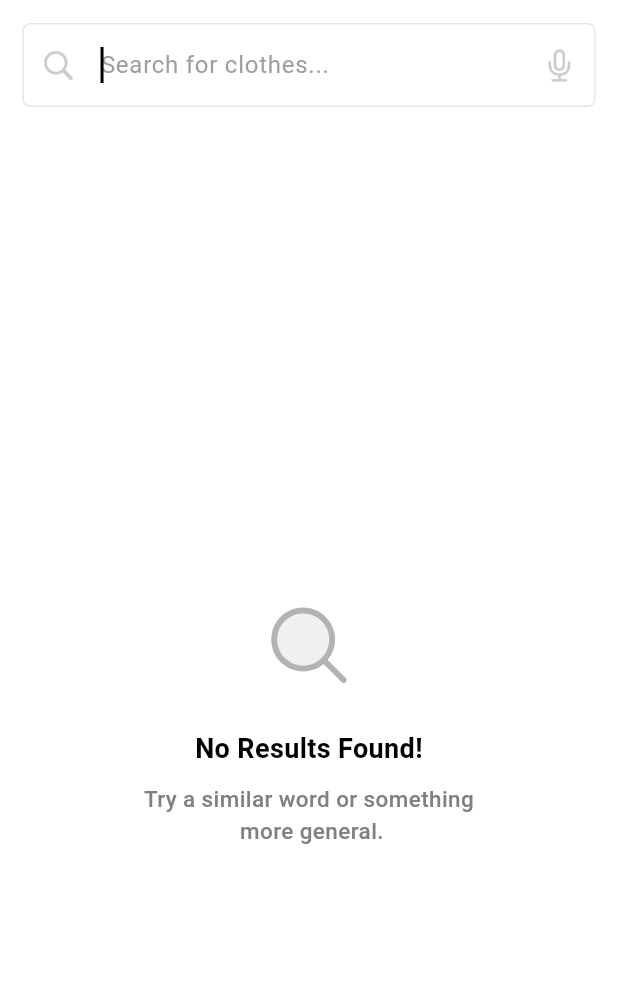
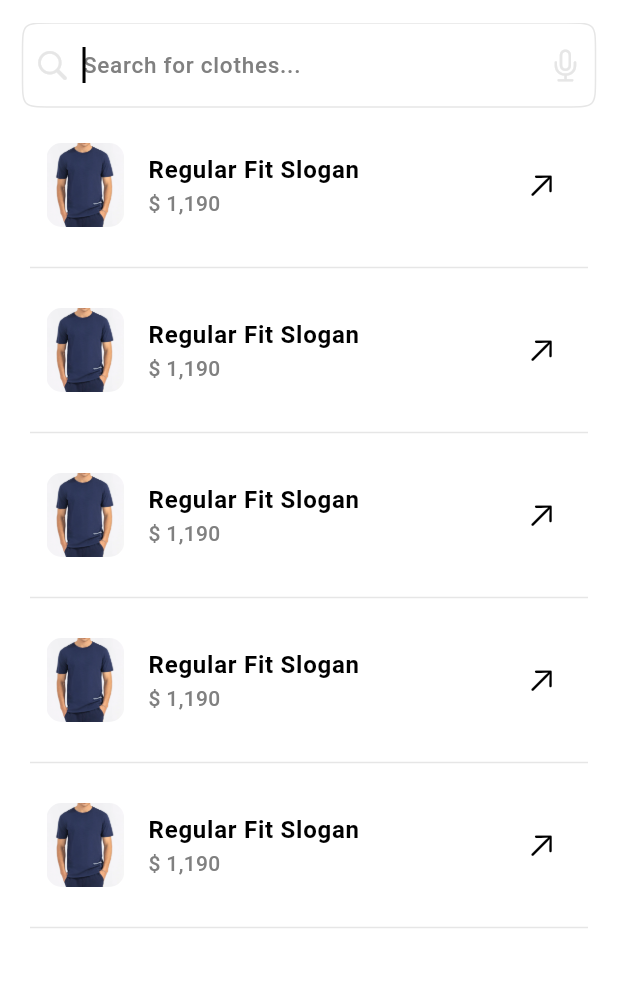
Before and after one commit to Selim513/e_commerce_fitmode, a Flutter app: the SearchView screen opened by its route, on a phone screen of 412 x 824 dp, the part 61-1048 px from its top. Run offline on Flutter 3.47's test engine with Material 3 defaults, Android fonts, the phone set to English and light mode, and no system bars; our stand-ins replace buttons_tabbar, flutter_bloc, flutter_svg, gap, go_router, google_fonts and 2 more; accounts and stored records are empty.

Commit message:
create search result listview

```diff
--- a/lib/core/utils/app_colors.dart
+++ b/lib/core/utils/app_colors.dart
@@ -2,5 +2,5 @@ import 'package:flutter/material.dart';
 
 abstract class AppColors {
   static Color color = const Color(0xff1A1A1A);
-  static Color greycolor = const Color(0xffCCCCCC);
+  static Color greycolor = const Color(0xffE6E6E6);
 }
--- /dev/null
+++ b/lib/core/widgets/custom_divider.dart
@@ -0,0 +1,19 @@
+
+import 'package:flutter/material.dart';
+
+import '../utils/app_colors.dart';
+
+class CustomDivider extends StatelessWidget {
+  const CustomDivider({
+    super.key,
+  });
+
+  @override
+  Widget build(BuildContext context) {
+    return Divider(
+      color: AppColors.greycolor,
+      indent: 5,
+      endIndent: 5,
+    );
+  }
+}
--- a/lib/features/auth/presentation/views/widgets/Auth_form_section.dart
+++ b/lib/features/auth/presentation/views/widgets/Auth_form_section.dart
@@ -56,7 +56,6 @@ class _AuthFormState extends State<AuthForm> {
                         ),
                         const Gap(5),
                         CustomTextFormField(
-
                           fieldType: typeFieldName,
                           validator: (value) {
                             if (value!.isEmpty) {
@@ -82,7 +81,6 @@ class _AuthFormState extends State<AuthForm> {
               ),
               const Gap(5),
               CustomTextFormField(
-
                 fieldType: typeFieldEmail,
                 dynamicSuffixIcon: true,
                 validator: (value) {
@@ -148,7 +146,7 @@ class _AuthFormState extends State<AuthForm> {
               style: AppFontStyle.buttonTextStyle,
             )),
         const Gap(10),
-        const CustomDivider(),
+        const CustomOrDivider(),
         const Gap(10),
         CustomGoogleRegistrationButton(
           registrationType: widget.authSignUp ? 'Sign Up' : 'Login',
--- a/lib/features/auth/presentation/views/widgets/custom_or_section.dart
+++ b/lib/features/auth/presentation/views/widgets/custom_or_section.dart
@@ -1,8 +1,8 @@
 import 'package:e_commerce_fitmode/core/utils/app_fonts.dart';
 import 'package:flutter/material.dart';
 
-class CustomDivider extends StatelessWidget {
-  const CustomDivider({
+class CustomOrDivider extends StatelessWidget {
+  const CustomOrDivider({
     super.key,
   });
 
--- a/lib/features/home/presentation/views/search_view.dart
+++ b/lib/features/home/presentation/views/search_view.dart
@@ -1,57 +1,26 @@
-import 'package:e_commerce_fitmode/features/home/presentation/views/widgets/custom_no_notification_body.dart';
 import 'package:e_commerce_fitmode/features/home/presentation/views/widgets/custom_primary_appbar.dart';
-import 'package:e_commerce_fitmode/features/home/presentation/views/widgets/custom_search_textfield.dart';
 import 'package:flutter/material.dart';
+import 'package:gap/gap.dart';
 
-class SearchView extends StatefulWidget {
+import 'widgets/cusotm_search_bar.dart';
+import 'widgets/cusotm_search_result_listview.dart';
+
+class SearchView extends StatelessWidget {
   const SearchView({super.key});
 
   @override
-  State<SearchView> createState() => _SearchViewState();
-}
-
-class _SearchViewState extends State<SearchView> {
-  final FocusNode foucsNode = FocusNode();
-  @override
-  void initState() {
-    super.initState();
-    WidgetsBinding.instance.addPostFrameCallback((_) {
-      foucsNode.requestFocus();
-    });
-  }
-
-  @override
-  void dispose() {
-    super.dispose();
-    foucsNode.dispose();
-  }
-
-  @override
   Widget build(BuildContext context) {
-    return Scaffold(
-      appBar: const CustomPrimariyAppBar(appBarTitle: 'Search'),
+    return const Scaffold(
+      appBar: CustomPrimariyAppBar(appBarTitle: 'Search'),
       body: Padding(
-        padding: const EdgeInsets.symmetric(horizontal: 15),
+        padding: EdgeInsets.symmetric(horizontal: 15),
         child: Column(
           mainAxisAlignment: MainAxisAlignment.start,
           children: [
-            Expanded(
-                child: CustomSearchTextField(
-              focusNode: foucsNode,
-              readOnly: false,
-            )),
-            const Expanded(
-              child: Column(
-                mainAxisAlignment: MainAxisAlignment.start,
-                children: [
-                  CustomNoDatataWidget(
-                      iconName: 'Search-duotone',
-                      title: 'No Results Found!',
-                      subTitle:
-                          'Try a similar word or something\n more general.'),
-                ],
-              ),
-            ),
+            CustomSearchBar(),
+            Gap(5),
+            // CustomNoSerachData(),
+            CustomSearchResultListView()
           ],
         ),
       ),
--- /dev/null
+++ b/lib/features/home/presentation/views/widgets/cusotm_search_bar.dart
@@ -0,0 +1,39 @@
+
+import 'package:e_commerce_fitmode/core/utils/app_colors.dart';
+import 'package:e_commerce_fitmode/core/utils/app_fonts.dart';
+import 'package:flutter/cupertino.dart';
+import 'package:flutter/material.dart';
+
+class CustomSearchBar extends StatelessWidget {
+  const CustomSearchBar({
+    super.key,
+  });
+
+  @override
+  Widget build(BuildContext context) {
+    return SearchBar(
+      hintText: 'Search for clothes...',
+      hintStyle: WidgetStatePropertyAll(AppFontStyle.greyFont15),
+      autoFocus: true,
+      leading: Icon(
+        CupertinoIcons.search,
+        color: AppColors.greycolor,
+      ),
+      trailing: [
+        Icon(
+          CupertinoIcons.mic,
+          color: AppColors.greycolor,
+        )
+      ],
+      shape: WidgetStatePropertyAll(
+        ContinuousRectangleBorder(
+          side: BorderSide(color: AppColors.greycolor),
+          borderRadius: const BorderRadius.all(
+            Radius.circular(20),
+          ),
+        ),
+      ),
+      elevation: const WidgetStatePropertyAll(0),
+    );
+  }
+}
--- /dev/null
+++ b/lib/features/home/presentation/views/widgets/cusotm_search_result_listview.dart
@@ -0,0 +1,21 @@
+import 'package:flutter/cupertino.dart';
+import 'package:flutter/material.dart';
+
+import 'custom_result_listview_item.dart';
+
+class CustomSearchResultListView extends StatelessWidget {
+  const CustomSearchResultListView({
+    super.key,
+  });
+
+  @override
+  Widget build(BuildContext context) {
+    return Expanded(
+        child: ListView.builder(
+      itemCount: 5,
+      itemBuilder: (context, index) {
+        return const CustomSearchResultListViewItem();
+      },
+    ));
+  }
+}
--- /dev/null
+++ b/lib/features/home/presentation/views/widgets/custom_no_search_data.dart
@@ -0,0 +1,26 @@
+
+import 'package:flutter/material.dart';
+
+import 'custom_no_notification_body.dart';
+
+class CustomNoSerachData extends StatelessWidget {
+  const CustomNoSerachData({
+    super.key,
+  });
+
+  @override
+  Widget build(BuildContext context) {
+    return Expanded(
+      child: Column(
+        mainAxisAlignment: MainAxisAlignment.center,
+        children: [
+          CustomNoDatataWidget(
+              iconName: 'Search-duotone',
+              title: 'No Results Found!',
+              subTitle:
+                  'Try a similar word or something\n more general.'),
+        ],
+      ),
+    );
+  }
+}
--- /dev/null
+++ b/lib/features/home/presentation/views/widgets/custom_product_image.dart
@@ -0,0 +1,17 @@
+import 'package:flutter/material.dart';
+
+import '../../../../../core/utils/assets_helper.dart';
+
+class CustomProductImage extends StatelessWidget {
+  const CustomProductImage({
+    super.key,
+  });
+
+  @override
+  Widget build(BuildContext context) {
+    return ClipRRect(
+      borderRadius: BorderRadius.circular(10),
+      child: AssetsHelper.image('product'),
+    );
+  }
+}
--- a/lib/features/home/presentation/views/widgets/custom_products_item.dart
+++ b/lib/features/home/presentation/views/widgets/custom_products_item.dart
@@ -2,6 +2,8 @@
 import 'package:e_commerce_fitmode/core/utils/app_fonts.dart';
 import 'package:e_commerce_fitmode/core/utils/assets_helper.dart';
 import 'package:flutter/material.dart';
+
+import 'custom_product_image.dart';
 
 class CutomProductsItem extends StatelessWidget {
   const CutomProductsItem({
@@ -16,10 +18,7 @@ class CutomProductsItem extends StatelessWidget {
           spacing: 10,
           crossAxisAlignment: CrossAxisAlignment.start,
           children: [
-            ClipRRect(
-              borderRadius: BorderRadius.circular(15),
-              child: AssetsHelper.image('product'),
-            ),
+            CustomProductImage(),
             Text(
               'Regular Fit Slogan',
               style: AppFontStyle.reqgularFont
--- /dev/null
+++ b/lib/features/home/presentation/views/widgets/custom_result_listview_item.dart
@@ -0,0 +1,35 @@
+import 'package:e_commerce_fitmode/core/utils/app_fonts.dart';
+import 'package:e_commerce_fitmode/features/home/presentation/views/widgets/custom_product_image.dart';
+import 'package:flutter/cupertino.dart';
+import 'package:flutter/material.dart';
+
+import '../../../../../core/widgets/custom_divider.dart';
+
+class CustomSearchResultListViewItem extends StatelessWidget {
+  const CustomSearchResultListViewItem({
+    super.key,
+  });
+
+  @override
+  Widget build(BuildContext context) {
+    return Column(
+      children: [
+        ListTile(
+          minVerticalPadding: 25,
+          leading: const CustomProductImage(),
+          title: Text(
+            'Regular Fit Slogan',
+            style:
+                AppFontStyle.reqgularFont.copyWith(fontWeight: FontWeight.w600),
+          ),
+          subtitle: Text(
+            '\$ 1,190',
+            style: AppFontStyle.greyFont15.copyWith(fontSize: 14),
+          ),
+          trailing: const Icon(CupertinoIcons.arrow_up_right),
+        ),
+        const CustomDivider()
+      ],
+    );
+  }
+}
```
